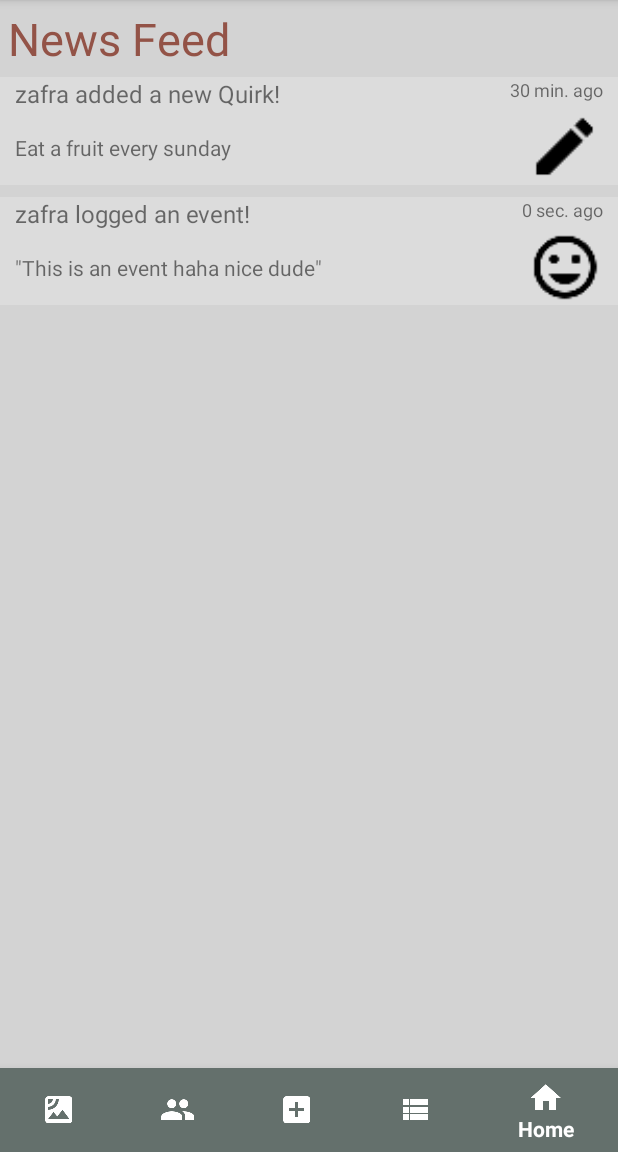
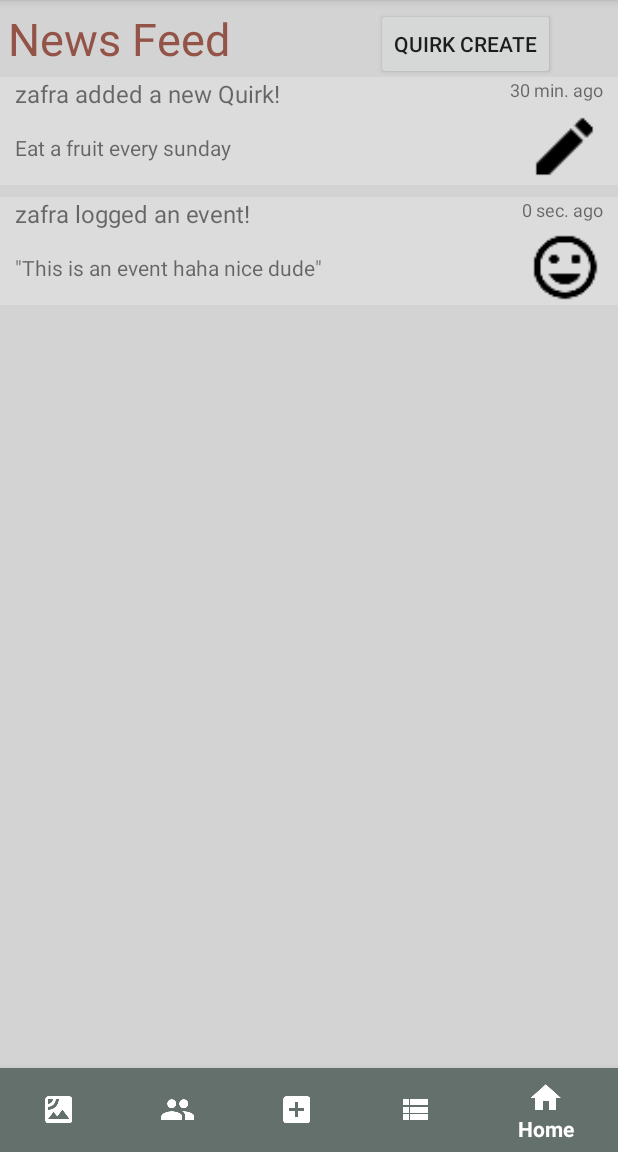
Before and after one commit to ahnguyen03/Quirks, an Android app: the screen it shows after launch (MainActivity), on a phone screen of 412 x 824 dp, the part 84-1236 px from its top. Run offline under Robolectric (Android 15) with nearby library versions, the phone set to English and light mode, and no system bars.

Commit message:
adding app file

```diff
--- a/app/src/main/java/cmput301f17t12/quirks/Activities/MainActivity.java
+++ b/app/src/main/java/cmput301f17t12/quirks/Activities/MainActivity.java
@@ -9,6 +9,7 @@ import android.util.Log;
 import android.view.MenuItem;
 import android.view.View;
 import android.widget.AdapterView;
+import android.widget.Button;
 import android.widget.ListView;
 
 import java.util.ArrayList;
@@ -42,6 +43,20 @@ public class MainActivity extends BaseActivity {
         testQuirk.setUser("zafra");
         Event testEvent = new Event(testQuirk, "This is an event haha nice dude", new Date());
 
+
+        Button Quirk_create = (Button)findViewById(R.id.CreateQurik);
+        Quirk_create.setOnClickListener(new View.OnClickListener() {
+
+            @Override
+            public void onClick(View view) {
+                Intent intent = new Intent(MainActivity.this, AddQuirkActivity.class);
+                intent.putExtra("Creating",1);
+                startActivityForResult(intent,1);
+
+            }
+        });
+
+
         newsitems.add(testQuirk);
         newsitems.add(testEvent);
 
--- a/app/src/main/res/layout/activity_main.xml
+++ b/app/src/main/res/layout/activity_main.xml
@@ -41,5 +41,14 @@
             app:itemTextColor="@color/white"
             app:menu="@menu/navigation" />
 
+        <Button
+            android:id="@+id/CreateQurik"
+            android:layout_width="wrap_content"
+            android:layout_height="wrap_content"
+            android:text="Quirk Create"
+            android:layout_alignTop="@+id/hometitle"
+            android:layout_alignParentEnd="true"
+            android:layout_marginEnd="42dp" />
+
     </RelativeLayout>
 </android.support.constraint.ConstraintLayout>
--- a/app/src/main/res/layout/activity_quirks.xml
+++ b/app/src/main/res/layout/activity_quirks.xml
@@ -7,12 +7,14 @@
     tools:context="cmput301f17t12.quirks.Activities.QuirksActivity">
     <android.support.design.widget.BottomNavigationView
         android:id="@+id/bottom_navigation"
-        android:layout_width="match_parent"
+        android:layout_width="368dp"
         android:layout_height="wrap_content"
         android:layout_alignParentBottom="true"
         app:itemBackground="@color/colorPrimary"
         app:itemIconTint="@color/white"
         app:itemTextColor="@color/white"
-        app:menu="@menu/navigation" />
+        app:menu="@menu/navigation"
+        tools:layout_editor_absoluteY="33dp"
+        tools:layout_editor_absoluteX="8dp" />
 
 </android.support.constraint.ConstraintLayout>
```
